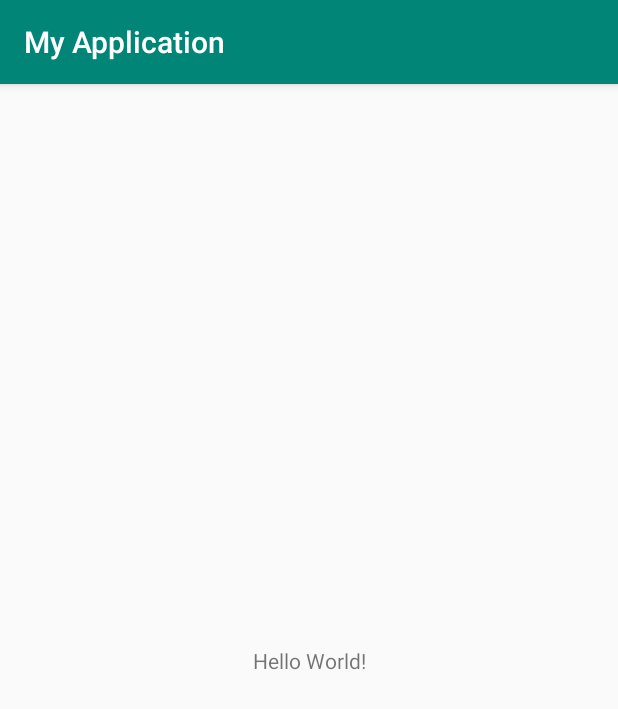
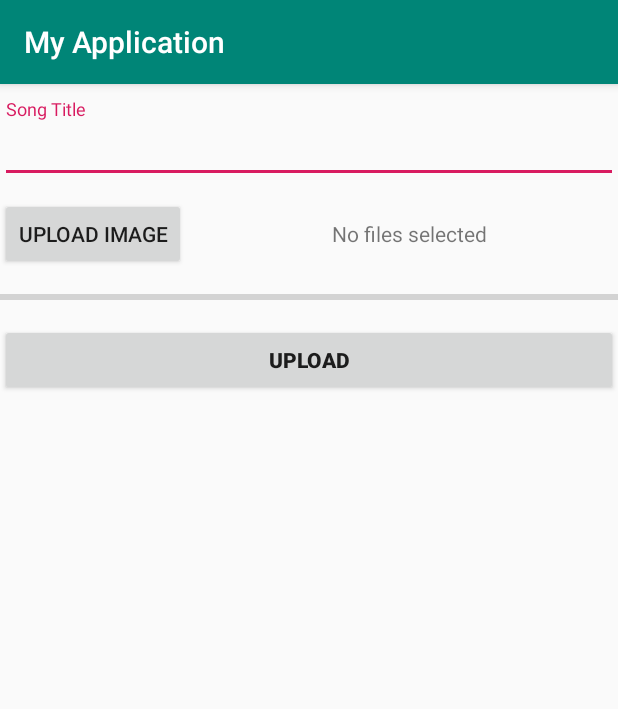
Before and after one commit to KasunDissanayake94/music_app, an Android app: the screen it shows after launch (MainActivity), on a phone screen of 412 x 824 dp. Shown: the top 709 px of the screen. Run offline under Robolectric (Android 15) with nearby library versions, the phone set to English and light mode, and no system bars.

Commit message:
main layout file added

```diff
--- a/app/src/main/AndroidManifest.xml
+++ b/app/src/main/AndroidManifest.xml
@@ -1,6 +1,9 @@
 <?xml version="1.0" encoding="utf-8"?>
 <manifest xmlns:android="http://schemas.android.com/apk/res/android"
     package="com.example.myapplication">
+
+    <uses-permission android:name="android.permission.INTERNET"></uses-permission>
+    <uses-permission android:name="android.permission.READ_EXTERNAL_STORAGE"></uses-permission>
 
     <application
         android:allowBackup="true"
--- a/app/src/main/java/com/example/myapplication/MainActivity.java
+++ b/app/src/main/java/com/example/myapplication/MainActivity.java
@@ -1,14 +1,58 @@
 package com.example.myapplication;
 
+import androidx.annotation.Nullable;
 import androidx.appcompat.app.AppCompatActivity;
+import androidx.appcompat.widget.AppCompatEditText;
 
+import android.content.Intent;
+import android.database.Cursor;
+import android.net.Uri;
 import android.os.Bundle;
+import android.view.View;
+import android.widget.ProgressBar;
+import android.widget.TextView;
 
 public class MainActivity extends AppCompatActivity {
+
+    AppCompatEditText editText;
+    TextView songName;
+    ProgressBar progressBar;
+    Uri uriAudio;
 
     @Override
     protected void onCreate(Bundle savedInstanceState) {
         super.onCreate(savedInstanceState);
         setContentView(R.layout.activity_main);
+
+        editText = (AppCompatEditText) findViewById(R.id.songTitle);
+        songName = (TextView) findViewById(R.id.fileSelectedId);
+        progressBar = (ProgressBar) findViewById(R.id.progressBar);
+
+
+
+
+    }
+    public void openAudioFile(View view){
+        Intent intent = new Intent(Intent.ACTION_GET_CONTENT);
+        intent.setType("audio/*");
+        startActivityForResult(intent , 101);
+
+    }
+
+    @Override
+    protected void onActivityResult(int requestCode, int resultCode, @Nullable Intent data) {
+        super.onActivityResult(requestCode, resultCode, data);
+        if(resultCode == 101 && resultCode == RESULT_OK && data.getData() != null){
+            uriAudio = data.getData();
+            String fileName  = getFileName(uriAudio);
+        }
+    }
+
+    private String getFileName(Uri uriAudio) {
+        String result = null;
+        if(uriAudio.getScheme().equals("content")){
+            Cursor cursor = getContentResolver().query(uriAudio,null,null,null,null);
+
+        }
     }
 }
--- a/app/src/main/res/layout/activity_main.xml
+++ b/app/src/main/res/layout/activity_main.xml
@@ -1,18 +1,79 @@
 <?xml version="1.0" encoding="utf-8"?>
-<androidx.constraintlayout.widget.ConstraintLayout xmlns:android="http://schemas.android.com/apk/res/android"
+<LinearLayout xmlns:android="http://schemas.android.com/apk/res/android"
     xmlns:app="http://schemas.android.com/apk/res-auto"
     xmlns:tools="http://schemas.android.com/tools"
     android:layout_width="match_parent"
     android:layout_height="match_parent"
+    android:orientation="vertical"
     tools:context=".MainActivity">
 
-    <TextView
-        android:layout_width="wrap_content"
+    <LinearLayout
+        android:layout_width="match_parent"
         android:layout_height="wrap_content"
-        android:text="Hello World!"
-        app:layout_constraintBottom_toBottomOf="parent"
-        app:layout_constraintLeft_toLeftOf="parent"
-        app:layout_constraintRight_toRightOf="parent"
-        app:layout_constraintTop_toTopOf="parent" />
+        android:layout_marginTop="10dp"
+        android:orientation="vertical">
 
-</androidx.constraintlayout.widget.ConstraintLayout>
+        <com.google.android.material.textfield.TextInputLayout
+            android:layout_width="match_parent"
+            android:layout_height="wrap_content"
+            android:textColorHint="#000000">
+            <androidx.appcompat.widget.AppCompatEditText
+                android:layout_width="match_parent"
+                android:layout_height="wrap_content"
+                android:hint="Song Title"
+                android:id="@+id/songTitle">
+
+            </androidx.appcompat.widget.AppCompatEditText>
+
+
+        </com.google.android.material.textfield.TextInputLayout>
+
+        <View
+            android:layout_width="match_parent"
+            android:layout_height="10dp">
+
+        </View>
+        <LinearLayout
+            android:layout_width="match_parent"
+            android:layout_height="wrap_content"
+            android:orientation="horizontal">
+            <Button
+                android:layout_width="wrap_content"
+                android:layout_height="wrap_content"
+                android:text="Upload Image"
+                android:id="@+id/uploadImage">
+            </Button>
+            <TextView
+                android:layout_width="match_parent"
+                android:layout_height="wrap_content"
+                android:layout_marginLeft="10dp"
+                android:gravity="center"
+                android:text="No files selected"
+                android:id="@+id/fileSelectedId"
+                >
+
+            </TextView>
+
+        </LinearLayout>
+        <ProgressBar
+            android:layout_width="match_parent"
+            android:layout_height="wrap_content"
+            style="@style/Widget.AppCompat.ProgressBar.Horizontal"
+            android:id="@+id/progressBar"
+            android:layout_marginTop="10dp">
+
+        </ProgressBar>
+        <Button
+            android:layout_width="match_parent"
+            android:layout_height="wrap_content"
+            android:text="Upload"
+            android:layout_marginTop="10dp"
+            android:textStyle="bold">
+
+        </Button>
+
+    </LinearLayout>
+
+
+
+</LinearLayout>
```
